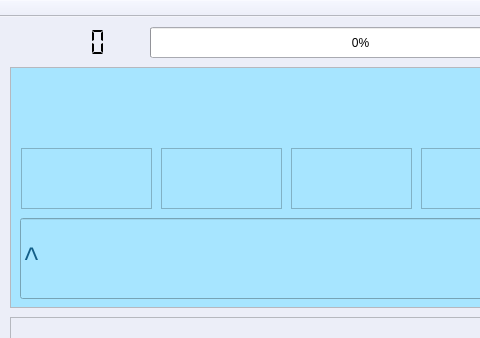
Before: the Qt Designer form mainwindow.ui in vladimiroff/regularity, drawn with Qt 5; both pictures show x 0 to 480 and y 0 to 338 of the 712 by 650 pixel window.
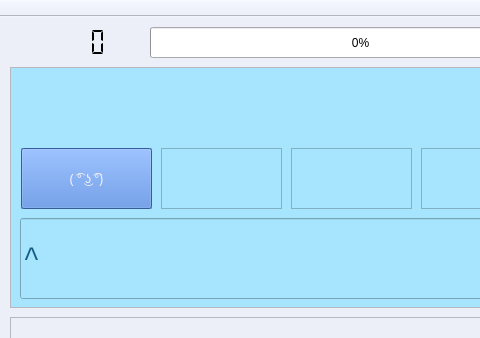
After: the same form once the commit is applied.

Patch:
```diff
--- a/mainwindow.ui
+++ b/mainwindow.ui
@@ -655,6 +655,24 @@
        <property name="frameShadow">
         <enum>QFrame::Raised</enum>
        </property>
+       <widget class="QPushButton" name="worker0">
+        <property name="geometry">
+         <rect>
+          <x>0</x>
+          <y>0</y>
+          <width>131</width>
+          <height>61</height>
+         </rect>
+        </property>
+        <property name="styleSheet">
+         <string notr="true">background-color: rgb(75, 129, 217);
+font: 75 11pt &quot;Verdana&quot;;
+color: rgb(255, 244, 248);</string>
+        </property>
+        <property name="text">
+         <string>( ͡° ͜ʖ ͡°)</string>
+        </property>
+       </widget>
       </widget>
       <widget class="QFrame" name="worker_3">
        <property name="geometry">
```
Left out of the diff: 2 changed lines with no effect on the pictures.
